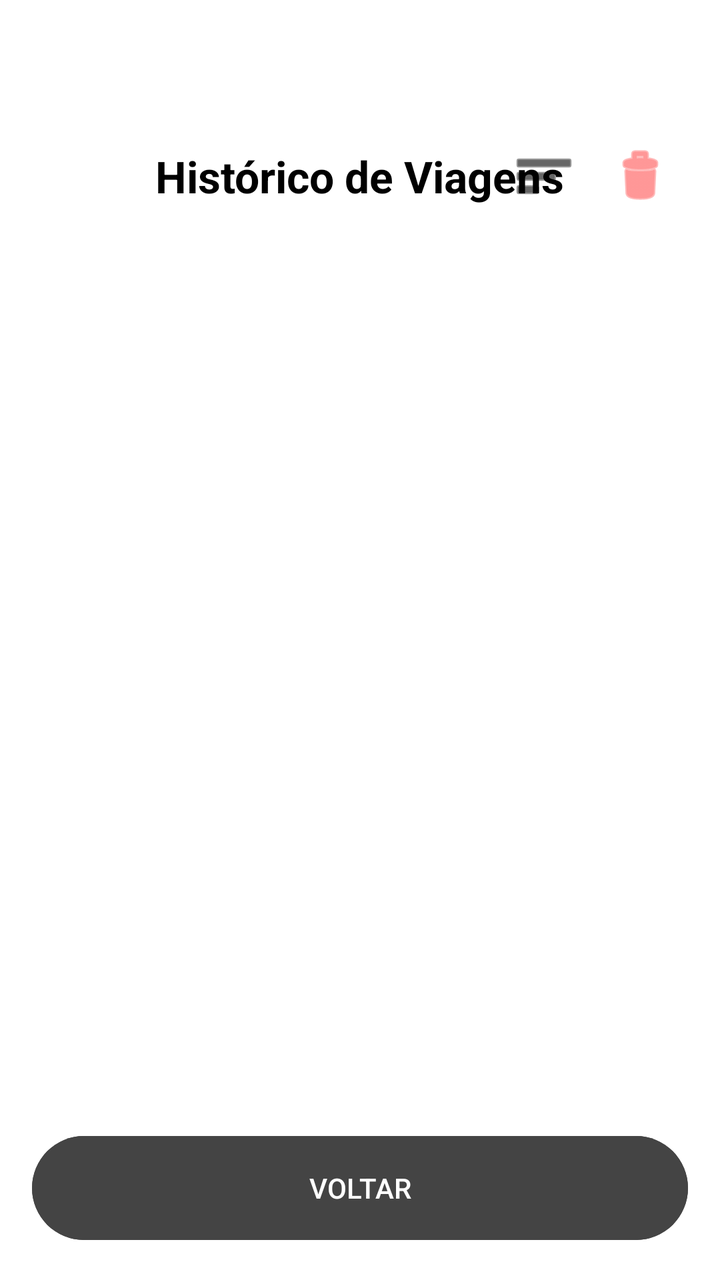
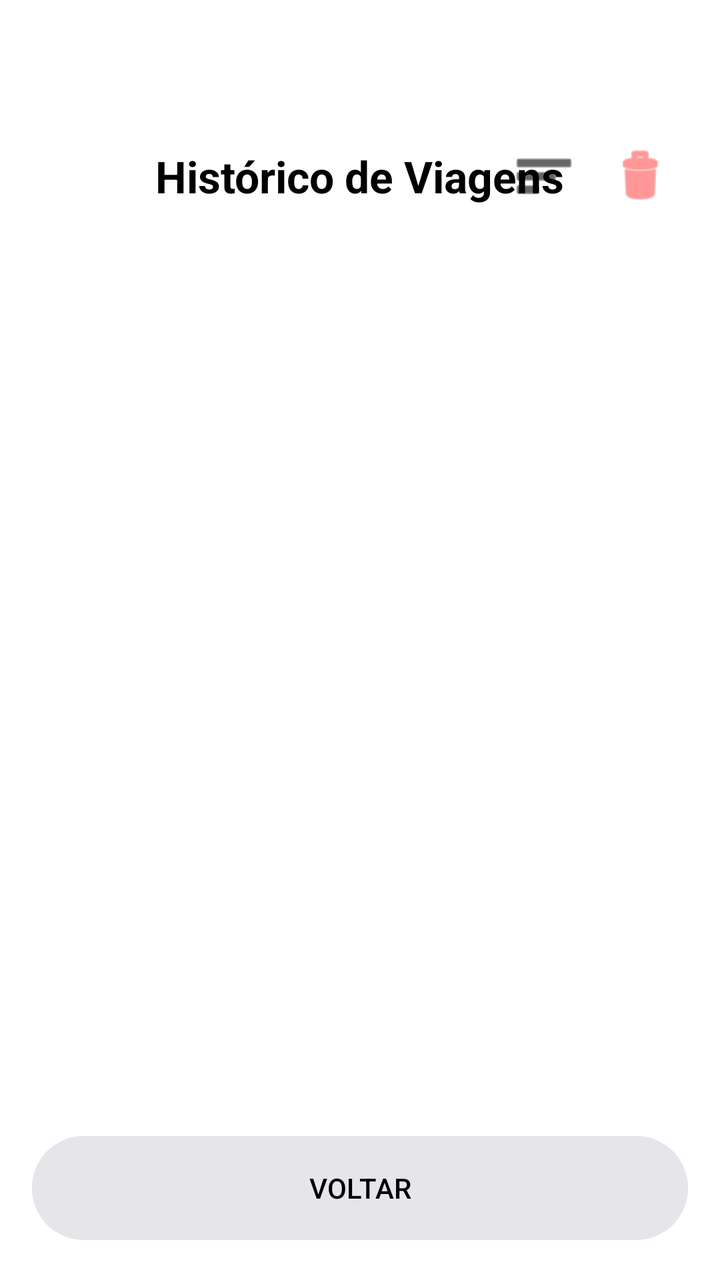

The first picture is an Android layout as it rendered before a commit; the second is the same layout after the commit. The layout source and the unified diff follow.
<!-- AndroidManifest.xml: application theme Theme.ControleKM -->
<!-- res/layout/activity_historico.xml -->
<?xml version="1.0" encoding="utf-8"?>
<LinearLayout xmlns:android="http://schemas.android.com/apk/res/android"
    xmlns:app="http://schemas.android.com/apk/res-auto"
    android:layout_width="match_parent"
    android:layout_height="match_parent"
    android:background="@color/bg_main"
    android:orientation="vertical"
    android:padding="16dp">

    <RelativeLayout
        android:layout_width="match_parent"
        android:layout_height="wrap_content"
        android:layout_marginTop="48dp"
        android:layout_marginBottom="16dp">

        <TextView
            android:layout_width="wrap_content"
            android:layout_height="wrap_content"
            android:layout_centerInParent="true"
            android:text="Histórico de Viagens"
            android:textColor="@color/text_main"
            android:textSize="22sp"
            android:textStyle="bold" />

        <LinearLayout
            android:layout_width="wrap_content"
            android:layout_height="wrap_content"
            android:layout_alignParentEnd="true"
            android:layout_centerVertical="true"
            android:orientation="horizontal">

            <ImageButton
                android:id="@+id/btnFiltro"
                android:layout_width="48dp"
                android:layout_height="48dp"
                android:background="?android:attr/selectableItemBackgroundBorderless"
                android:src="@android:drawable/ic_menu_sort_by_size"
                app:tint="@color/text_main"
                android:contentDescription="Filtrar" />

            <ImageButton
                android:id="@+id/btnApagarTudo"
                android:layout_width="48dp"
                android:layout_height="48dp"
                android:background="?android:attr/selectableItemBackgroundBorderless"
                android:src="@android:drawable/ic_menu_delete"
                android:tint="#FF5252"
                android:contentDescription="Apagar Tudo" />
        </LinearLayout>
    </RelativeLayout>

    <TextView
        android:id="@+id/txtFiltroAtivo"
        android:layout_width="match_parent"
        android:layout_height="wrap_content"
        android:text="Filtro: Todos"
        android:textColor="#00E676"
        android:textSize="12sp"
        android:gravity="center"
        android:layout_marginBottom="8dp"
        android:visibility="gone"/>

    <ProgressBar
        android:id="@+id/progressHistorico"
        android:layout_width="wrap_content"
        android:layout_height="wrap_content"
        android:layout_gravity="center"
        android:visibility="gone" />

    <ScrollView
        android:layout_width="match_parent"
        android:layout_height="0dp"
        android:layout_weight="1">

        <LinearLayout
            android:id="@+id/containerHistorico"
            android:layout_width="match_parent"
            android:layout_height="wrap_content"
            android:orientation="vertical" />
    </ScrollView>

    <Button
        android:id="@+id/btnVoltarHistorico"
        android:layout_width="match_parent"
        android:layout_height="60dp"
        android:layout_marginTop="16dp"
        android:backgroundTint="#444444"
        android:text="VOLTAR"
        android:textColor="#FFFFFF" />

</LinearLayout>
<!-- resources referenced by this layout -->
<resources>
  <color name="bg_main">#FFFFFF</color>
  <color name="text_main">#000000</color>
  <style name="Theme.ControleKM" parent="Base.Theme.ControleKM">
          <item name="bottomSheetDialogTheme">@style/CustomBottomSheetDialog</item>
      </style>
  <style name="Base.Theme.ControleKM" parent="Theme.Material3.DayNight.NoActionBar">
          
          
      </style>
  <style name="CustomBottomSheetDialog" parent="Theme.Design.Light.BottomSheetDialog">
          <item name="bottomSheetStyle">@style/CustomBottomSheetStyle</item>
      </style>
  <style name="CustomBottomSheetStyle" parent="Widget.Design.BottomSheet.Modal">
          <item name="android:background">@android:color/transparent</item>
      </style>
</resources>

<!-- the commit's change to res/layout/activity_historico.xml (unified diff, before → after) -->
@@ -54,7 +54,7 @@
         android:layout_width="match_parent"
         android:layout_height="wrap_content"
         android:text="Filtro: Todos"
-        android:textColor="#00E676"
+        android:textColor="@color/accent_green"
         android:textSize="12sp"
         android:gravity="center"
         android:layout_marginBottom="8dp"
@@ -84,8 +84,8 @@
         android:layout_width="match_parent"
         android:layout_height="60dp"
         android:layout_marginTop="16dp"
-        android:backgroundTint="#444444"
+        android:backgroundTint="@color/surface2"
         android:text="VOLTAR"
-        android:textColor="#FFFFFF" />
+        android:textColor="@color/text_main" />
 
 </LinearLayout>
<!-- resource entries referenced after the edit -->
@@ -1,18 +1,19 @@
 <!-- resources referenced by this layout -->
 <resources>
+  <color name="accent_green">#1B873F</color>
   <color name="bg_main">#FFFFFF</color>
+  <color name="surface2">#E5E5EA</color>
   <color name="text_main">#000000</color>
   <style name="Theme.ControleKM" parent="Base.Theme.ControleKM">
           <item name="bottomSheetDialogTheme">@style/CustomBottomSheetDialog</item>
       </style>
   <style name="Base.Theme.ControleKM" parent="Theme.Material3.DayNight.NoActionBar">
           
-          
       </style>
-  <style name="CustomBottomSheetDialog" parent="Theme.Design.Light.BottomSheetDialog">
+  <style name="CustomBottomSheetDialog" parent="Theme.Material3.DayNight.BottomSheetDialog">
           <item name="bottomSheetStyle">@style/CustomBottomSheetStyle</item>
       </style>
-  <style name="CustomBottomSheetStyle" parent="Widget.Design.BottomSheet.Modal">
+  <style name="CustomBottomSheetStyle" parent="Widget.Material3.BottomSheet.Modal">
           <item name="android:background">@android:color/transparent</item>
       </style>
 </resources>
